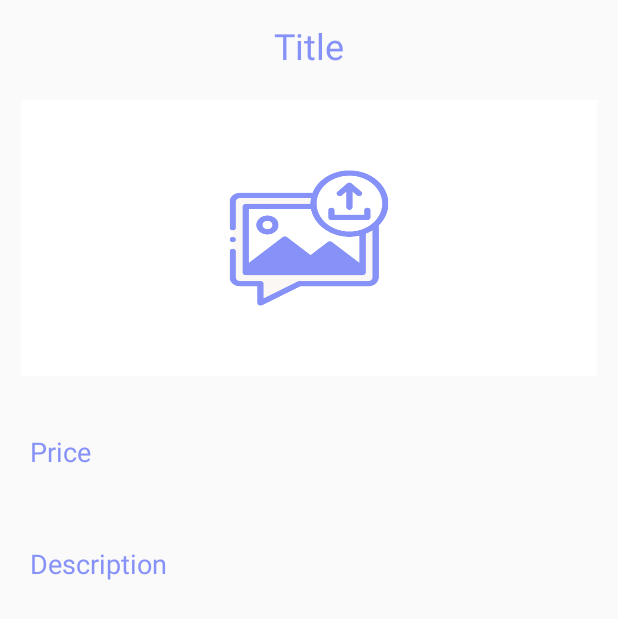
After one commit to pkini2002/AR-Ecommerce-App, an Android app: the DetailActivity screen opened directly, with no data from a screen before it, on a phone screen of 412 x 824 dp. The commit adds this screen. Shown: the top 619 px of the screen. Run offline under Robolectric (Android 15) with nearby library versions, the phone set to English and light mode, and no system bars.

Commit message:
feat: Recycler View of Products + Detail Activity

```diff
--- a/app/build.gradle
+++ b/app/build.gradle
@@ -43,4 +43,6 @@ dependencies {
     androidTestImplementation 'androidx.test.ext:junit:1.1.5'
     androidTestImplementation 'androidx.test.espresso:espresso-core:3.5.1'
     implementation 'com.github.denzcoskun:ImageSlideshow:0.1.0'
+    implementation 'com.github.bumptech.glide:glide:4.14.2'
+    annotationProcessor 'com.github.bumptech.glide:compiler:4.14.2'
 }
--- /dev/null
+++ b/app/src/main/java/com/example/ar_ecommerce/DetailActivity.java
@@ -0,0 +1,30 @@
+package com.example.ar_ecommerce;
+
+import androidx.appcompat.app.AppCompatActivity;
+
+import android.os.Bundle;
+import android.widget.ImageView;
+import android.widget.TextView;
+
+import com.bumptech.glide.Glide;
+
+public class DetailActivity extends AppCompatActivity {
+    TextView detailDesc,detailTitle;
+    ImageView detailImage;
+    @Override
+    protected void onCreate(Bundle savedInstanceState) {
+        super.onCreate(savedInstanceState);
+        setContentView(R.layout.activity_detail);
+
+        detailDesc = findViewById(R.id.detailDesc);
+        detailImage = findViewById(R.id.detailImage);
+        detailTitle = findViewById(R.id.detailTitle);
+
+        Bundle bundle = getIntent().getExtras();
+        if (bundle != null){
+            detailDesc.setText(bundle.getString("Description"));
+            detailTitle.setText(bundle.getString("Title"));
+            Glide.with(this).load(bundle.getString("Image")).into(detailImage);
+        }
+    }
+}
--- a/app/src/main/java/com/example/ar_ecommerce/aboutActivity.java
+++ b/app/src/main/java/com/example/ar_ecommerce/aboutActivity.java
@@ -103,7 +103,7 @@ public class aboutActivity extends AppCompatActivity {
     public void uploadData(){
         String title = uploadTopic.getText().toString();
         String desc = uploadDesc.getText().toString();
-        int lang = Integer.parseInt(uploadLang.getText().toString());
+        String lang = uploadLang.getText().toString();
         DataClass dataClass = new DataClass(title, desc, lang, imageURL);
         String currentDate = DateFormat.getDateTimeInstance().format(Calendar.getInstance().getTime());
         FirebaseDatabase.getInstance().getReference("upload").child(currentDate)
--- /dev/null
+++ b/app/src/main/res/layout/activity_detail.xml
@@ -0,0 +1,53 @@
+<?xml version="1.0" encoding="utf-8"?>
+<LinearLayout
+    xmlns:android="http://schemas.android.com/apk/res/android"
+    xmlns:app="http://schemas.android.com/apk/res-auto"
+    xmlns:tools="http://schemas.android.com/tools"
+    android:layout_width="match_parent"
+    android:layout_height="match_parent"
+    android:orientation="vertical"
+    tools:context=".DetailActivity">
+
+    <TextView
+        android:layout_width="wrap_content"
+        android:layout_height="wrap_content"
+        android:id="@+id/detailTitle"
+        android:text="Title"
+        android:layout_marginTop="14dp"
+        android:textSize="24sp"
+        android:layout_gravity="center"
+        android:layout_marginBottom="12dp"
+        android:textColor="@color/lavender"/>
+
+    <ImageView
+        android:layout_width="400dp"
+        android:layout_height="200dp"
+        android:id="@+id/detailImage"
+        android:padding="8dp"
+        android:layout_gravity="center"
+        android:src="@drawable/uploadimg"
+        android:scaleType="fitXY"/>
+
+    <TextView
+        android:layout_width="match_parent"
+        android:layout_height="wrap_content"
+        android:layout_marginTop="10dp"
+        android:padding="20dp"
+        android:text="Price"
+        android:layout_gravity="center"
+        android:id="@+id/detailLang"
+        android:textSize="18sp"
+        android:textColor="@color/lavender"/>
+
+    <TextView
+        android:layout_width="match_parent"
+        android:layout_height="wrap_content"
+        android:layout_marginTop="10dp"
+        android:padding="20dp"
+        android:text="Description"
+        android:layout_gravity="center"
+        android:id="@+id/detailDesc"
+        android:textSize="18sp"
+        android:textColor="@color/lavender"/>
+
+</LinearLayout>
--- a/app/src/main/res/layout/progress_layout.xml
+++ b/app/src/main/res/layout/progress_layout.xml
@@ -13,7 +13,7 @@
         android:layout_width="0dp"
         android:layout_height="match_parent"
         android:layout_weight="4"
-        android:text="Saving..."
+        android:text="Loading..."
         android:textSize="18sp"
         android:textColor="@color/lavender"
         android:gravity="start|center_vertical"/>
--- a/app/src/main/res/values/themes.xml
+++ b/app/src/main/res/values/themes.xml
@@ -28,5 +28,8 @@
         <item name="android:textColor">@color/lavender</item>
     </style>
 
-
+    <style name="roundedImageViewRounded">
+       <item name="cornerFamily">rounded</item>
+        <item name="cornerSize">50%</item>
+    </style>
 </resources>
--- a/build.gradle
+++ b/build.gradle
@@ -1,4 +1,8 @@
 buildscript {
+    repositories {
+        google()
+        mavenCentral()
+    }
     dependencies {
         classpath 'com.google.gms:google-services:4.3.15'
     }
```
Also changed, not shown: app/src/main/AndroidManifest.xml (+9 -8 lines), app/src/main/java/com/example/ar_ecommerce/AddProducts.java (deleted, +0 -14 lines), app/src/main/java/com/example/ar_ecommerce/DataClass.java (+11 -3 lines), app/src/main/java/com/example/ar_ecommerce/MyAdapter.java (added, +73 -0 lines), app/src/main/java/com/example/ar_ecommerce/settingsActivity.java (+45 -65 lines), app/src/main/res/layout/activity_add_products.xml (deleted, +0 -9 lines), app/src/main/res/layout/activity_settings.xml (+12 -16 lines), app/src/main/res/layout/recycler_item.xml (added, +62 -0 lines).
